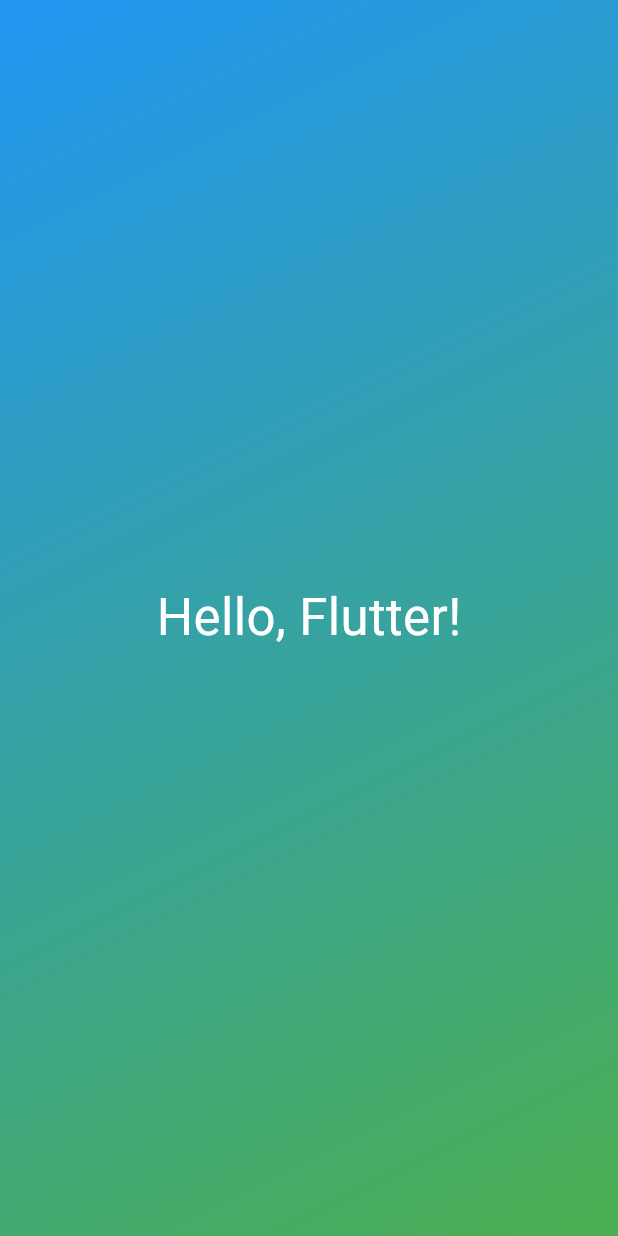
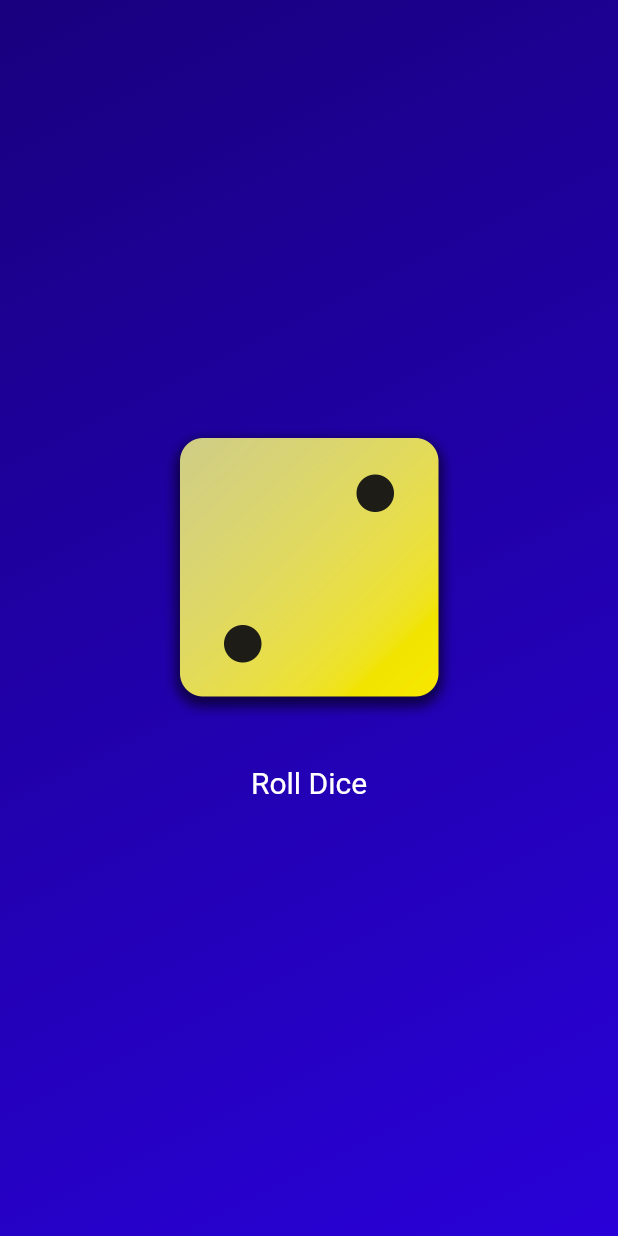
Before and after one commit to CK-Arijit/flutter_projects, a Flutter app: the screen it shows after launch, on a phone screen of 412 x 824 dp. Run offline on Flutter 3.47's test engine with Material 3 defaults, Android fonts, the phone set to English and light mode, and no system bars.

Commit message:
Roll Dice App -  Stateful widget  Function call on button click  setState functionality  How to access image from local

```diff
--- a/dice_app/analysis_options.yaml
+++ b/dice_app/analysis_options.yaml
@@ -8,6 +8,9 @@
 # The following line activates a set of recommended lints for Flutter apps,
 # packages, and plugins designed to encourage good coding practices.
 include: package:flutter_lints/flutter.yaml
+
+formatter:
+  trailing_commas: preserve
 
 linter:
   # The lint rules applied to this project can be customized in the
@@ -23,6 +26,5 @@
   rules:
     # avoid_print: false  # Uncomment to disable the `avoid_print` rule
     # prefer_single_quotes: true  # Uncomment to enable the `prefer_single_quotes` rule
-
 # Additional information about this file can be found at
 # https://dart.dev/guides/language/analysis-options
--- /dev/null
+++ b/dice_app/lib/dice_roller.dart
@@ -0,0 +1,46 @@
+import 'dart:math';
+import 'package:flutter/material.dart';
+
+class DiceRoller extends StatefulWidget {
+  const DiceRoller({super.key});
+
+  @override
+  State<DiceRoller> createState() => _DiceRollerState();
+}
+
+class _DiceRollerState extends State<DiceRoller> {
+  var currentDiceNumber = 2;
+
+  void rollDice() {
+    // Logic to roll the dice can be added here
+    setState(() {
+      final randomizer =
+          Random().nextInt(6) + 1; // Simulate rolling a dice (1-6)
+      currentDiceNumber = randomizer;
+    });
+  }
+
+  @override
+  Widget build(BuildContext context) {
+    return Center(
+      child: Column(
+        mainAxisAlignment: MainAxisAlignment.center,
+        children: [
+          Image.asset(
+            'assets/images/dice-$currentDiceNumber.png',
+            width: 200,
+          ),
+          const SizedBox(height: 20),
+          TextButton(
+            onPressed: rollDice,
+            style: TextButton.styleFrom(
+              foregroundColor: Colors.white,
+              textStyle: const TextStyle(fontSize: 20, color: Colors.black),
+            ),
+            child: const Text('Roll Dice'),
+          ),
+        ],
+      ),
+    );
+  }
+}
--- a/dice_app/lib/gradient_container.dart
+++ b/dice_app/lib/gradient_container.dart
@@ -1,5 +1,5 @@
+import 'package:dice_app/dice_roller.dart';
 import 'package:flutter/material.dart';
-import 'package:dice_app/styled_text.dart';
 
 const startAlignment = Alignment.topLeft;
 const endAlignment = Alignment.bottomRight;
@@ -7,6 +7,7 @@
 class GradientContainer extends StatelessWidget {
   final List<Color> colors;
   const GradientContainer({super.key, required this.colors});
+
   // This widget builds a container with a gradient background and centered text
   @override
   Widget build(BuildContext context) {
@@ -18,7 +19,7 @@
           end: endAlignment,
         ),
       ),
-      child: Center(child: StyledText('Hello, Flutter!')),
+      child: DiceRoller(),
     );
   }
 }
--- a/dice_app/lib/main.dart
+++ b/dice_app/lib/main.dart
@@ -5,7 +5,12 @@
   runApp(
     MaterialApp(
       home: Scaffold(
-        body: GradientContainer(colors: [Colors.blue, Colors.green]),
+        body: GradientContainer(
+          colors: [
+            const Color.fromARGB(255, 25, 0, 126),
+            const Color.fromARGB(255, 41, 1, 216),
+          ],
+        ),
       ),
     ),
   );
--- a/dice_app/lib/styled_text.dart
+++ /dev/null
@@ -1,17 +0,0 @@
-import 'package:flutter/material.dart';
-
-class StyledText extends StatelessWidget {
-  final String text;
-  const StyledText(this.text, {super.key});
-  // This widget builds a text widget with specific styling
-  @override
-  Widget build(BuildContext context) {
-    return Text(
-      text,
-      style: TextStyle(
-        fontSize: 34,
-        color: Colors.white,
-      ),
-    );
-  }
-}
```
Also changed, not shown: dice_app/pubspec.yaml (+8 -5 lines), dice_app/assets/images/dice-1.png (added), dice_app/assets/images/dice-2.png (added), dice_app/assets/images/dice-3.png (added), dice_app/assets/images/dice-4.png (added), dice_app/assets/images/dice-5.png (added), dice_app/assets/images/dice-6.png (added), 1 other file.
